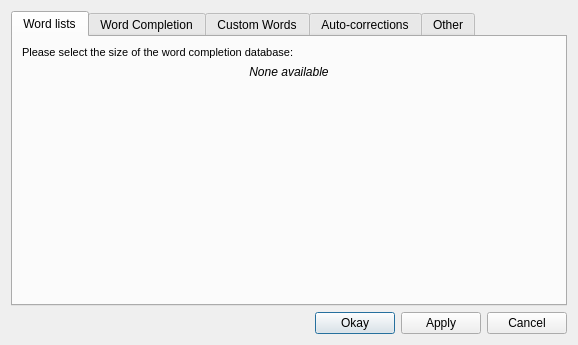
Before: the Qt Designer form ui/settings.ui in nyov/writetype, drawn with Qt 5.
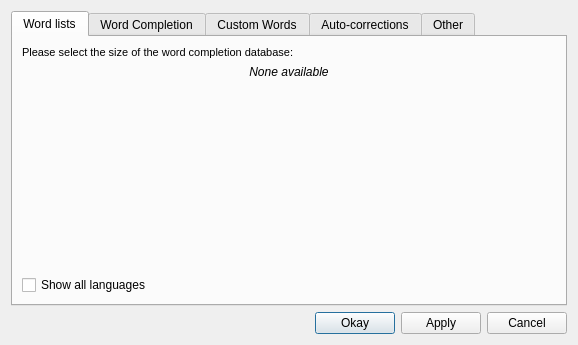
After: the same form once the commit is applied.

Commit message: Different languages for interface and spell check/word list

```diff
--- a/ui/settings.ui
+++ b/ui/settings.ui
@@ -66,6 +66,13 @@
          </property>
         </spacer>
        </item>
+       <item>
+        <widget class="QCheckBox" name="showAllLangsCheckBox">
+         <property name="text">
+          <string>Show all languages</string>
+         </property>
+        </widget>
+       </item>
       </layout>
      </widget>
      <widget class="QWidget" name="wordCompletionTab">
```
The commit also changes 6 other files.
